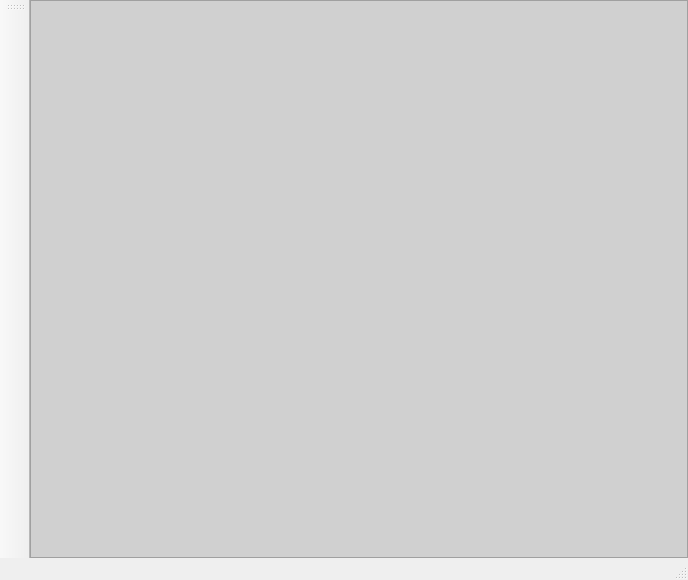
Before: the Qt Designer form BD/LR_5/BD_Lr_5/mainwindow.ui in andrej22116/PSU_Labs, drawn with Qt 5.
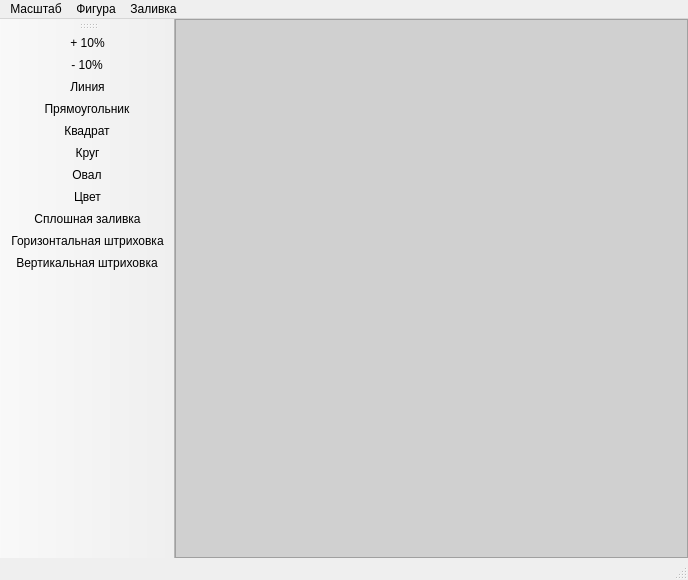
After: the same form once the commit is applied. Icons and pictures are not drawn.

The edit to the form file:
```diff
--- a/BD/LR_5/BD_Lr_5/mainwindow.ui
+++ b/BD/LR_5/BD_Lr_5/mainwindow.ui
@@ -71,6 +71,47 @@
      <height>21</height>
     </rect>
    </property>
+   <widget class="QMenu" name="menuScale">
+    <property name="title">
+     <string>Масштаб</string>
+    </property>
+    <addaction name="menuAddTen"/>
+    <addaction name="menuSubTen"/>
+    <addaction name="separator"/>
+   </widget>
+   <widget class="QMenu" name="menuFigure">
+    <property name="title">
+     <string>Фигура</string>
+    </property>
+    <addaction name="menuFigureLine"/>
+    <addaction name="separator"/>
+    <addaction name="menuFigureQuad"/>
+    <addaction name="menuFigureRect"/>
+    <addaction name="separator"/>
+    <addaction name="menuFigureCircle"/>
+    <addaction name="menuFigureSphere"/>
+    <addaction name="separator"/>
+   </widget>
+   <widget class="QMenu" name="menuFill">
+    <property name="title">
+     <string>Заливка</string>
+    </property>
+    <widget class="QMenu" name="menuFillType">
+     <property name="title">
+      <string>Стиль</string>
+     </property>
+     <addaction name="menuFillTypeFull"/>
+     <addaction name="menuFillTypeHorizontalLines"/>
+     <addaction name="menuFillTypeVerticalLines"/>
+     <addaction name="separator"/>
+    </widget>
+    <addaction name="menuFillType"/>
+    <addaction name="menuFillColor"/>
+    <addaction name="separator"/>
+   </widget>
+   <addaction name="menuScale"/>
+   <addaction name="menuFigure"/>
+   <addaction name="menuFill"/>
   </widget>
   <widget class="QToolBar" name="mainToolBar">
    <property name="minimumSize">
@@ -85,8 +126,118 @@
    <attribute name="toolBarBreak">
     <bool>false</bool>
    </attribute>
+   <addaction name="menuAddTen"/>
+   <addaction name="menuSubTen"/>
+   <addaction name="menuFigureLine"/>
+   <addaction name="menuFigureRect"/>
+   <addaction name="menuFigureQuad"/>
+   <addaction name="menuFigureCircle"/>
+   <addaction name="menuFigureSphere"/>
+   <addaction name="menuFillColor"/>
+   <addaction name="menuFillTypeFull"/>
+   <addaction name="menuFillTypeHorizontalLines"/>
+   <addaction name="menuFillTypeVerticalLines"/>
   </widget>
   <widget class="QStatusBar" name="statusBar"/>
+  <action name="menuAddTen">
+   <property name="icon">
+    <iconset resource="src/resouce.qrc">
+     <normaloff>:/images/icons/BD_ZoomAdd.png</normaloff>:/images/icons/BD_ZoomAdd.png</iconset>
+   </property>
+   <property name="text">
+    <string>+ 10%</string>
+   </property>
+  </action>
+  <action name="menuSubTen">
+   <property name="icon">
+    <iconset resource="src/resouce.qrc">
+     <normaloff>:/images/icons/BD_ZoomSub.png</normaloff>:/images/icons/BD_ZoomSub.png</iconset>
+   </property>
+   <property name="text">
+    <string>- 10%</string>
+   </property>
+  </action>
+  <action name="menuFigureQuad">
+   <property name="icon">
+    <iconset resource="src/resouce.qrc">
+     <normaloff>:/images/icons/BD_Square.png</normaloff>:/images/icons/BD_Square.png</iconset>
+   </property>
+   <property name="text">
+    <string>Квадрат</string>
+   </property>
+  </action>
+  <action name="menuFigureRect">
+   <property name="icon">
+    <iconset resource="src/resouce.qrc">
+     <normaloff>:/images/icons/BD_Rect.png</normaloff>:/images/icons/BD_Rect.png</iconset>
+   </property>
+   <property name="text">
+    <string>Прямоугольник</string>
+   </property>
+  </action>
+  <action name="menuFigureCircle">
+   <property name="icon">
+    <iconset resource="src/resouce.qrc">
+     <normaloff>:/images/icons/BD_Circle.png</normaloff>:/images/icons/BD_Circle.png</iconset>
+   </property>
+   <property name="text">
+    <string>Круг</string>
+   </property>
+  </action>
+  <action name="menuFigureSphere">
+   <property name="icon">
+    <iconset resource="src/resouce.qrc">
+     <normaloff>:/images/icons/BD_Ellips.png</normaloff>:/images/icons/BD_Ellips.png</iconset>
+   </property>
+   <property name="text">
+    <string>Овал</string>
+   </property>
+  </action>
+  <action name="menuFillColor">
+   <property name="icon">
+    <iconset resource="src/resouce.qrc">
+     <normaloff>:/images/icons/BD_Palitra.png</normaloff>:/images/icons/BD_Palitra.png</iconset>
+   </property>
+   <property name="text">
+    <string>Цвет</string>
+   </property>
+  </action>
+  <action name="menuFillTypeFull">
+   <property name="icon">
+    <iconset resource="src/resouce.qrc">
+     <normaloff>:/images/icons/BD_Full.png</normaloff>:/images/icons/BD_Full.png</iconset>
+   </property>
+   <property name="text">
+    <string>Сплошная заливка</string>
+   </property>
+  </action>
+  <action name="menuFillTypeHorizontalLines">
+   <property name="icon">
+    <iconset resource="src/resouce.qrc">
+     <normaloff>:/images/icons/BD_Horizontalpng.png</normaloff>:/images/icons/BD_Horizontalpng.png</iconset>
+   </property>
+   <property name="text">
+    <string>Горизонтальная штриховка</string>
+   </property>
+  </action>
+  <action name="menuFillTypeVerticalLines">
+   <property name="icon">
+    <iconset resource="src/resouce.qrc">
+     <normaloff>:/images/icons/BD_Vertical.png</normaloff>:/images/icons/BD_Vertical.png</iconset>
+   </property>
+   <property name="text">
+    <string>Вертикальная штриховка</string>
+   </property>
+  </action>
+  <action name="menuFigureLine">
+   <property name="icon">
+    <iconset resource="src/resouce.qrc">
+     <normaloff>:/images/icons/BD_Line.png</normaloff>:/images/icons/BD_Line.png</iconset>
+   </property>
+   <property name="text">
+    <string>Линия</string>
+   </property>
+  </action>
  </widget>
  <layoutdefault spacing="6" margin="11"/>
  <resources/>
```
Left out of the diff: 6 changed lines with no effect on the pictures.
